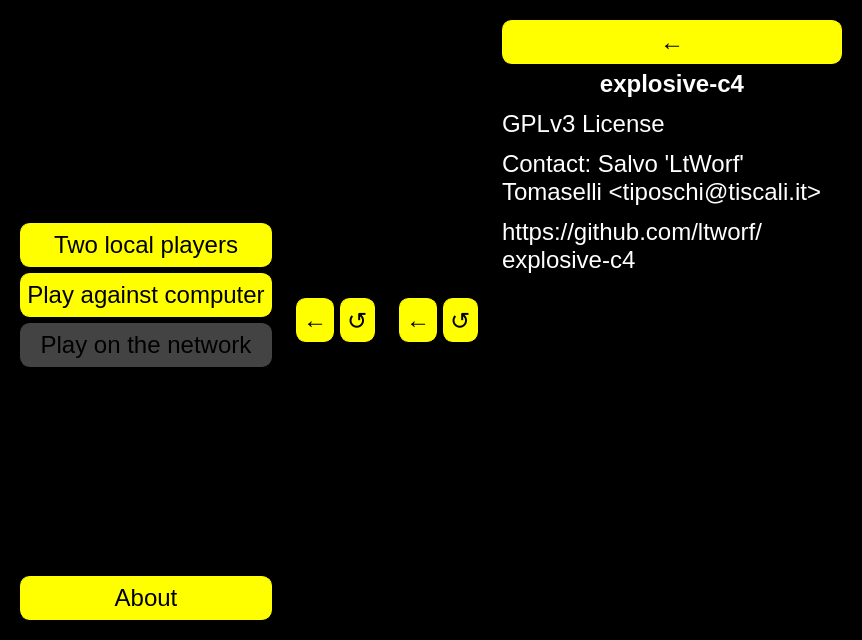
Above: mainui.ui from ltworf/explosive-c4 before the change. Below: the same form after it.
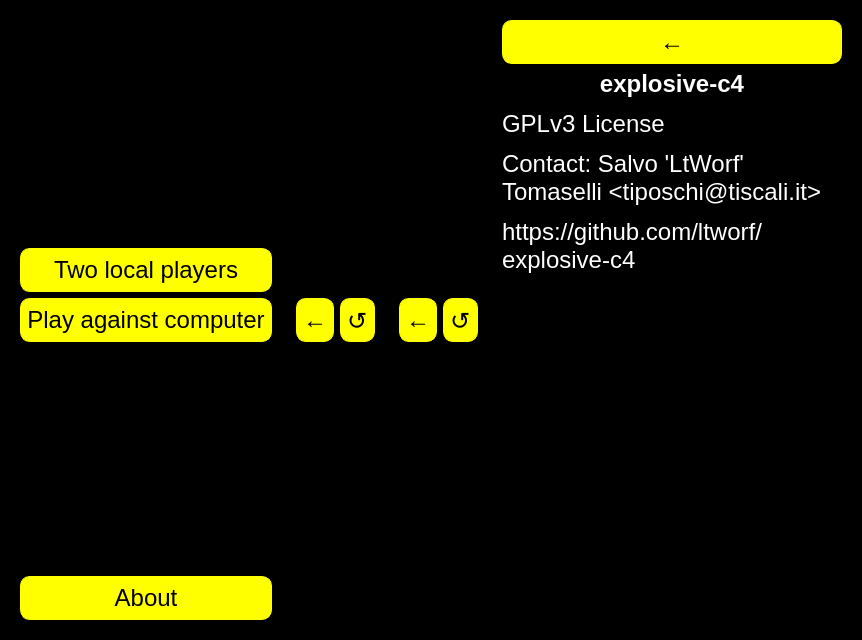
That is the form after the change.

Commit message: Removed unused online game button

Diff of the .ui file:
```diff
--- a/mainui.ui
+++ b/mainui.ui
@@ -122,25 +122,6 @@
         </property>
        </widget>
       </item>
-      <item>
-       <widget class="QPushButton" name="cmdNetworkGame">
-        <property name="enabled">
-         <bool>false</bool>
-        </property>
-        <property name="locale">
-         <locale language="English" country="UnitedStates"/>
-        </property>
-        <property name="text">
-         <string>Play on the network</string>
-        </property>
-        <property name="autoDefault">
-         <bool>false</bool>
-        </property>
-        <property name="flat">
-         <bool>true</bool>
-        </property>
-       </widget>
-      </item>
       <item>
        <spacer name="verticalSpacer_3">
         <property name="orientation">
```
